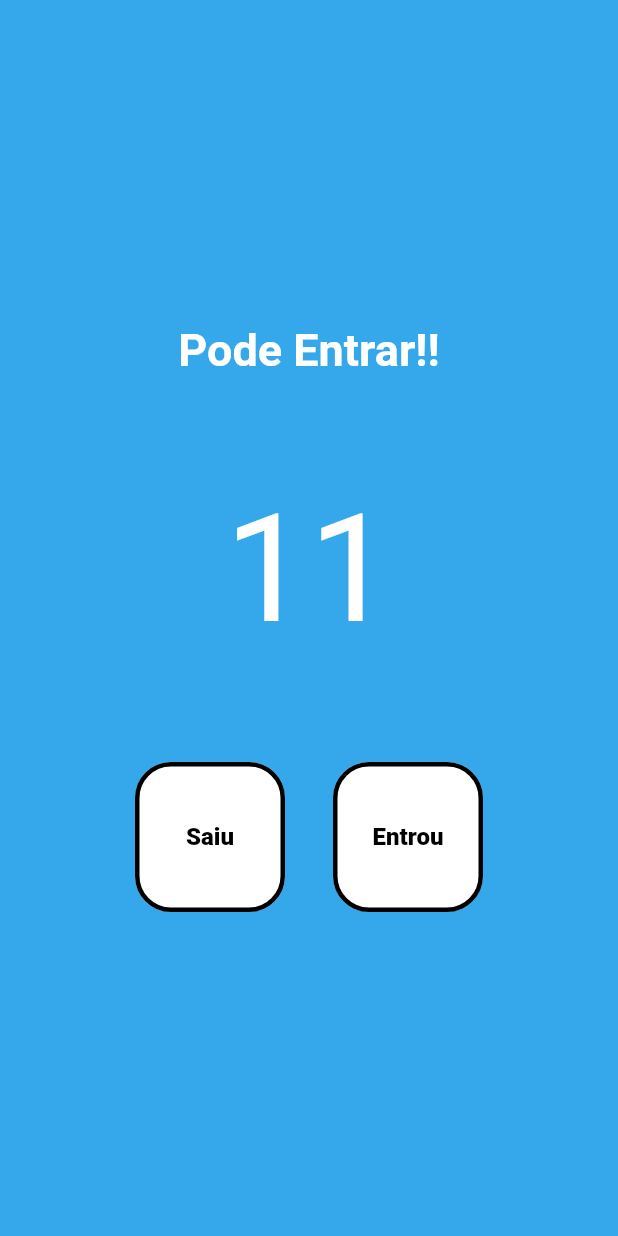
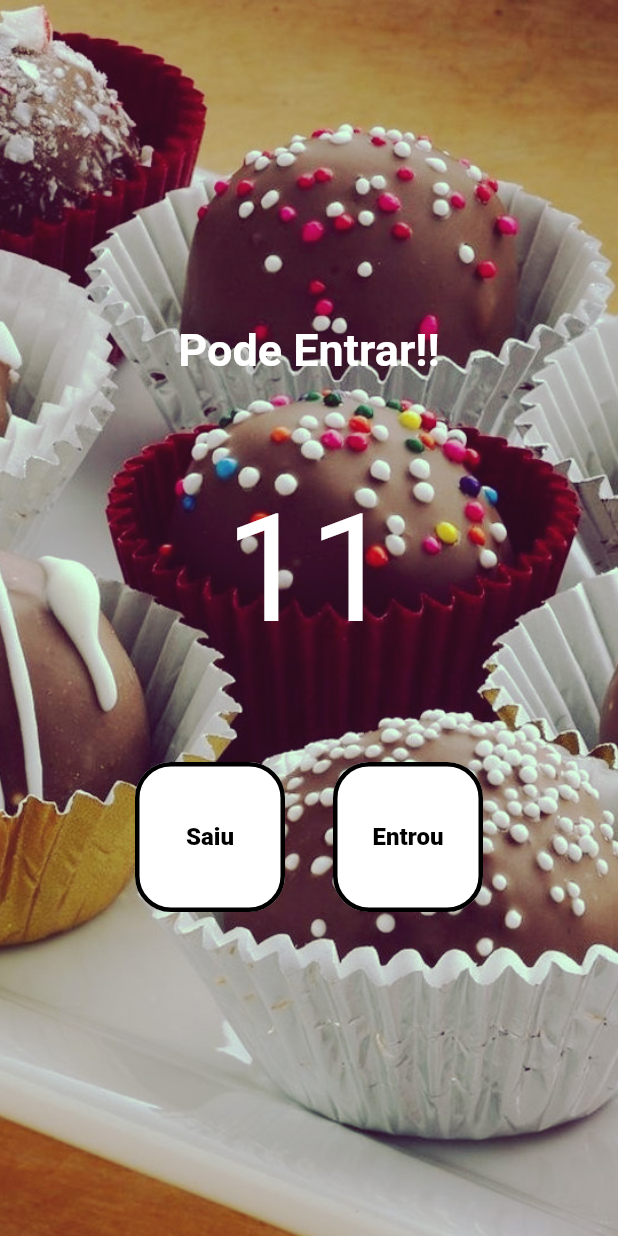
Before and after one commit to zamuelfernandes/contador, a Flutter app: the screen it shows after launch, on a phone screen of 412 x 824 dp. Run offline on Flutter 3.47's test engine with Material 2 defaults, Android fonts, the phone set to English and light mode, and no system bars.

```diff
--- a/lib/main.dart
+++ b/lib/main.dart
@@ -11,6 +11,7 @@ class MyApp extends StatelessWidget {
   @override
   Widget build(BuildContext context) {
     return const MaterialApp(
+      debugShowCheckedModeBanner: false, // REMOVER O DEBUG
       home: HomePage(),
     );
   }
@@ -31,7 +32,14 @@ class HomePage extends StatelessWidget {
   Widget build(BuildContext context) {
     return Scaffold(
       backgroundColor: Color.fromARGB(255, 52, 168, 235),
-      body: Column(
+      body: Container(
+        decoration: const BoxDecoration(
+          image: DecorationImage(
+            image: AssetImage('assets/images/image.jpg'),
+            fit: BoxFit.cover,
+          ),
+        ),
+        child: Column(
           mainAxisAlignment: MainAxisAlignment.center,
           children: [
             //CAMPO DE INFORMAÇÃO
@@ -45,7 +53,7 @@ class HomePage extends StatelessWidget {
               textAlign: TextAlign.center,
             ),
 
-          // CAMPO DO VALOR
+            //CAMPO DO VALOR
             const Padding(
               padding: EdgeInsets.all(70),
               child: Text(
@@ -108,6 +116,7 @@ class HomePage extends StatelessWidget {
             )
           ],
         ),
+      ),
     );
   }
 }
--- a/pubspec.yaml
+++ b/pubspec.yaml
@@ -61,6 +61,8 @@ flutter:
   # assets:
   #   - images/a_dot_burr.jpeg
   #   - images/a_dot_ham.jpeg
+  assets:
+    - assets/images/
 
   # An image asset can refer to one or more resolution-specific "variants", see
   # https://flutter.dev/assets-and-images/#resolution-aware.
```
Also changed, not shown: assets/images/image.jpg (added). Lines whose indentation alone changed are shown as unchanged.
